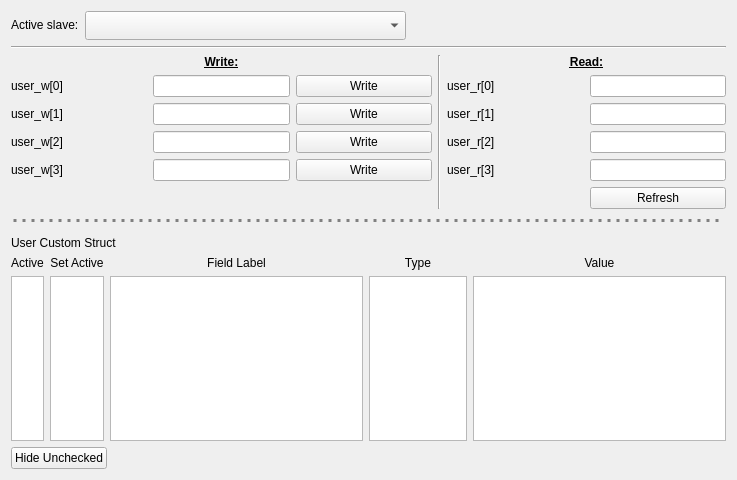
Above: ui/w_userrw.ui from johnbatzer18/biomech_flexsea-plan before the change. Below: the same form after it.
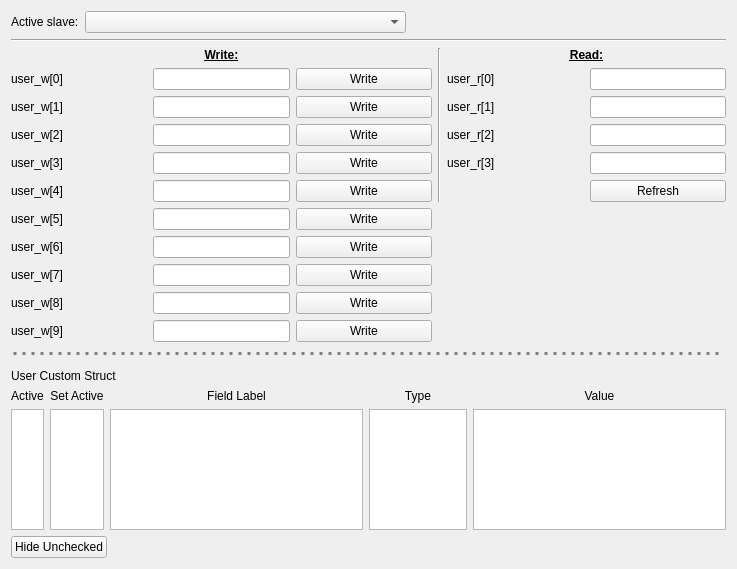
That is the form after the change.

Commit message: now have 10 user_w boxes. Adjusted custom state machine serial comms to not use float (unsure if that's what caused gui error).

The edit to the form file:
```diff
--- a/ui/w_userrw.ui
+++ b/ui/w_userrw.ui
@@ -7,7 +7,7 @@
     <x>0</x>
     <y>0</y>
     <width>737</width>
-    <height>480</height>
+    <height>569</height>
    </rect>
   </property>
   <property name="sizePolicy">
@@ -96,139 +96,8 @@
      <property name="orientation">
       <enum>Qt::Vertical</enum>
      </property>
-     <widget class="QWidget" name="">
-      <layout class="QGridLayout" name="gridLayout_5" rowstretch="0,0,0,0,0,0" columnstretch="0,0,0,0,0,0">
-       <item row="1" column="5">
-        <widget class="QLineEdit" name="r0">
-         <property name="sizePolicy">
-          <sizepolicy hsizetype="Expanding" vsizetype="Expanding">
-           <horstretch>0</horstretch>
-           <verstretch>0</verstretch>
-          </sizepolicy>
-         </property>
-         <property name="minimumSize">
-          <size>
-           <width>75</width>
-           <height>0</height>
-          </size>
-         </property>
-         <property name="maximumSize">
-          <size>
-           <width>16777215</width>
-           <height>16777215</height>
-          </size>
-         </property>
-         <property name="alignment">
-          <set>Qt::AlignRight|Qt::AlignTrailing|Qt::AlignVCenter</set>
-         </property>
-        </widget>
-       </item>
-       <item row="2" column="2">
-        <widget class="QPushButton" name="pushButton_w1">
-         <property name="sizePolicy">
-          <sizepolicy hsizetype="Expanding" vsizetype="Expanding">
-           <horstretch>0</horstretch>
-           <verstretch>0</verstretch>
-          </sizepolicy>
-         </property>
-         <property name="minimumSize">
-          <size>
-           <width>40</width>
-           <height>0</height>
-          </size>
-         </property>
-         <property name="maximumSize">
-          <size>
-           <width>16777215</width>
-           <height>16777215</height>
-          </size>
-         </property>
-         <property name="text">
-          <string>Write</string>
-         </property>
-        </widget>
-       </item>
-       <item row="4" column="0">
-        <widget class="QLabel" name="label_131">
-         <property name="sizePolicy">
-          <sizepolicy hsizetype="Expanding" vsizetype="Expanding">
-           <horstretch>0</horstretch>
-           <verstretch>0</verstretch>
-          </sizepolicy>
-         </property>
-         <property name="minimumSize">
-          <size>
-           <width>60</width>
-           <height>0</height>
-          </size>
-         </property>
-         <property name="maximumSize">
-          <size>
-           <width>16777215</width>
-           <height>16777215</height>
-          </size>
-         </property>
-         <property name="layoutDirection">
-          <enum>Qt::LeftToRight</enum>
-         </property>
-         <property name="text">
-          <string>user_w[3]</string>
-         </property>
-         <property name="alignment">
-          <set>Qt::AlignLeading|Qt::AlignLeft|Qt::AlignVCenter</set>
-         </property>
-        </widget>
-       </item>
-       <item row="2" column="1">
-        <widget class="QLineEdit" name="w1">
-         <property name="sizePolicy">
-          <sizepolicy hsizetype="Expanding" vsizetype="Expanding">
-           <horstretch>0</horstretch>
-           <verstretch>0</verstretch>
-          </sizepolicy>
-         </property>
-         <property name="minimumSize">
-          <size>
-           <width>75</width>
-           <height>0</height>
-          </size>
-         </property>
-         <property name="maximumSize">
-          <size>
-           <width>16777215</width>
-           <height>16777215</height>
-          </size>
-         </property>
-         <property name="alignment">
-          <set>Qt::AlignRight|Qt::AlignTrailing|Qt::AlignVCenter</set>
-         </property>
-        </widget>
-       </item>
-       <item row="4" column="2">
-        <widget class="QPushButton" name="pushButton_w3">
-         <property name="sizePolicy">
-          <sizepolicy hsizetype="Expanding" vsizetype="Expanding">
-           <horstretch>0</horstretch>
-           <verstretch>0</verstretch>
-          </sizepolicy>
-         </property>
-         <property name="minimumSize">
-          <size>
-           <width>40</width>
-           <height>0</height>
-          </size>
-         </property>
-         <property name="maximumSize">
-          <size>
-           <width>16777215</width>
-           <height>16777215</height>
-          </size>
-         </property>
-         <property name="text">
-          <string>Write</string>
-         </property>
-        </widget>
-       </item>
+     <widget class="QWidget" name="layoutWidget">
+      <layout class="QGridLayout" name="gridLayout_5" rowstretch="0,0,0,0,0,0,0,0,0,0,0" columnstretch="0,0,0,0,0,0">
        <item row="1" column="4">
         <widget class="QLabel" name="label_136">
          <property name="sizePolicy">
@@ -260,56 +129,6 @@
          </property>
         </widget>
        </item>
-       <item row="5" column="5">
-        <widget class="QPushButton" name="pushButton_refresh">
-         <property name="sizePolicy">
-          <sizepolicy hsizetype="Expanding" vsizetype="Expanding">
-           <horstretch>0</horstretch>
-           <verstretch>0</verstretch>
-          </sizepolicy>
-         </property>
-         <property name="maximumSize">
-          <size>
-           <width>16777215</width>
-           <height>16777215</height>
-          </size>
-         </property>
-         <property name="text">
-          <string>Refresh</string>
-         </property>
-        </widget>
-       </item>
-       <item row="3" column="4">
-        <widget class="QLabel" name="label_135">
-         <property name="sizePolicy">
-          <sizepolicy hsizetype="Expanding" vsizetype="Expanding">
-           <horstretch>0</horstretch>
-           <verstretch>0</verstretch>
-          </sizepolicy>
-         </property>
-         <property name="minimumSize">
-          <size>
-           <width>60</width>
-           <height>0</height>
-          </size>
-         </property>
-         <property name="maximumSize">
-          <size>
-           <width>16777215</width>
-           <height>16777215</height>
-          </size>
-         </property>
-         <property name="layoutDirection">
-          <enum>Qt::LeftToRight</enum>
-         </property>
-         <property name="text">
-          <string>user_r[2]</string>
-         </property>
-         <property name="alignment">
-          <set>Qt::AlignLeading|Qt::AlignLeft|Qt::AlignVCenter</set>
-         </property>
-        </widget>
-       </item>
        <item row="2" column="0">
         <widget class="QLabel" name="label_129">
          <property name="sizePolicy">
@@ -341,8 +160,8 @@
          </property>
         </widget>
        </item>
-       <item row="3" column="0">
-        <widget class="QLabel" name="label_130">
+       <item row="2" column="1">
+        <widget class="QLineEdit" name="w1">
          <property name="sizePolicy">
           <sizepolicy hsizetype="Expanding" vsizetype="Expanding">
            <horstretch>0</horstretch>
@@ -351,7 +170,7 @@
          </property>
          <property name="minimumSize">
           <size>
-           <width>60</width>
+           <width>75</width>
            <height>0</height>
           </size>
          </property>
@@ -361,14 +180,111 @@
            <height>16777215</height>
           </size>
          </property>
-         <property name="layoutDirection">
-          <enum>Qt::LeftToRight</enum>
+         <property name="alignment">
+          <set>Qt::AlignRight|Qt::AlignTrailing|Qt::AlignVCenter</set>
          </property>
+        </widget>
+       </item>
+       <item row="2" column="2">
+        <widget class="QPushButton" name="pushButton_w1">
+         <property name="sizePolicy">
+          <sizepolicy hsizetype="Expanding" vsizetype="Expanding">
+           <horstretch>0</horstretch>
+           <verstretch>0</verstretch>
+          </sizepolicy>
+         </property>
+         <property name="minimumSize">
+          <size>
+           <width>40</width>
+           <height>0</height>
+          </size>
+         </property>
+         <property name="maximumSize">
+          <size>
+           <width>16777215</width>
+           <height>16777215</height>
+          </size>
+         </property>
          <property name="text">
-          <string>user_w[2]</string>
+          <string>Write</string>
          </property>
+        </widget>
+       </item>
+       <item row="6" column="0">
+        <widget class="QLabel" name="label_8">
+         <property name="text">
+          <string>user_w[5]</string>
+         </property>
+        </widget>
+       </item>
+       <item row="3" column="1">
+        <widget class="QLineEdit" name="w2">
+         <property name="sizePolicy">
+          <sizepolicy hsizetype="Expanding" vsizetype="Expanding">
+           <horstretch>0</horstretch>
+           <verstretch>0</verstretch>
+          </sizepolicy>
+         </property>
+         <property name="minimumSize">
+          <size>
+           <width>75</width>
+           <height>0</height>
+          </size>
+         </property>
+         <property name="maximumSize">
+          <size>
+           <width>16777215</width>
+           <height>16777215</height>
+          </size>
+         </property>
          <property name="alignment">
-          <set>Qt::AlignLeading|Qt::AlignLeft|Qt::AlignVCenter</set>
+          <set>Qt::AlignRight|Qt::AlignTrailing|Qt::AlignVCenter</set>
+         </property>
+        </widget>
+       </item>
+       <item row="6" column="1">
+        <widget class="QLineEdit" name="w5">
+         <property name="alignment">
+          <set>Qt::AlignRight|Qt::AlignTrailing|Qt::AlignVCenter</set>
+         </property>
+        </widget>
+       </item>
+       <item row="6" column="2">
+        <widget class="QPushButton" name="pushButton_w5">
+         <property name="text">
+          <string>Write</string>
+         </property>
+        </widget>
+       </item>
+       <item row="3" column="5">
+        <widget class="QLineEdit" name="r2">
+         <property name="sizePolicy">
+          <sizepolicy hsizetype="Expanding" vsizetype="Expanding">
+           <horstretch>0</horstretch>
+           <verstretch>0</verstretch>
+          </sizepolicy>
+         </property>
+         <property name="minimumSize">
+          <size>
+           <width>75</width>
+           <height>0</height>
+          </size>
+         </property>
+         <property name="maximumSize">
+          <size>
+           <width>16777215</width>
+           <height>16777215</height>
+          </size>
+         </property>
+         <property name="alignment">
+          <set>Qt::AlignRight|Qt::AlignTrailing|Qt::AlignVCenter</set>
+         </property>
+        </widget>
+       </item>
+       <item row="7" column="0">
+        <widget class="QLabel" name="label_9">
+         <property name="text">
+          <string>user_w[6]</string>
          </property>
         </widget>
        </item>
@@ -403,84 +319,10 @@
          </property>
         </widget>
        </item>
-       <item row="4" column="4">
-        <widget class="QLabel" name="label_133">
-         <property name="sizePolicy">
-          <sizepolicy hsizetype="Expanding" vsizetype="Expanding">
-           <horstretch>0</horstretch>
-           <verstretch>0</verstretch>
-          </sizepolicy>
-         </property>
-         <property name="minimumSize">
-          <size>
-           <width>60</width>
-           <height>0</height>
-          </size>
-         </property>
-         <property name="maximumSize">
-          <size>
-           <width>16777215</width>
-           <height>16777215</height>
-          </size>
-         </property>
-         <property name="layoutDirection">
-          <enum>Qt::LeftToRight</enum>
-         </property>
+       <item row="8" column="0">
+        <widget class="QLabel" name="label_10">
          <property name="text">
-          <string>user_r[3]</string>
-         </property>
-         <property name="alignment">
-          <set>Qt::AlignLeading|Qt::AlignLeft|Qt::AlignVCenter</set>
-         </property>
-        </widget>
-       </item>
-       <item row="0" column="0" colspan="3">
-        <widget class="QLabel" name="label_128">
-         <property name="sizePolicy">
-          <sizepolicy hsizetype="Expanding" vsizetype="Expanding">
-           <horstretch>0</horstretch>
-           <verstretch>0</verstretch>
-          </sizepolicy>
-         </property>
-         <property name="minimumSize">
-          <size>
-           <width>60</width>
-           <height>0</height>
-          </size>
-         </property>
-         <property name="maximumSize">
-          <size>
-           <width>16777215</width>
-           <height>16777215</height>
-          </size>
-         </property>
-         <property name="text">
-          <string>&lt;html&gt;&lt;head/&gt;&lt;body&gt;&lt;p align=&quot;center&quot;&gt;&lt;span style=&quot; font-weight:600; text-decoration: underline;&quot;&gt;Write:&lt;/span&gt;&lt;/p&gt;&lt;/body&gt;&lt;/html&gt;</string>
-         </property>
-        </widget>
-       </item>
-       <item row="3" column="5">
-        <widget class="QLineEdit" name="r2">
-         <property name="sizePolicy">
-          <sizepolicy hsizetype="Expanding" vsizetype="Expanding">
-           <horstretch>0</horstretch>
-           <verstretch>0</verstretch>
-          </sizepolicy>
-         </property>
-         <property name="minimumSize">
-          <size>
-           <width>75</width>
-           <height>0</height>
-          </size>
-         </property>
-         <property name="maximumSize">
-          <size>
-           <width>16777215</width>
-           <height>16777215</height>
-          </size>
-         </property>
-         <property name="alignment">
-          <set>Qt::AlignRight|Qt::AlignTrailing|Qt::AlignVCenter</set>
+          <string>user_w[7]</string>
          </property>
         </widget>
        </item>
@@ -509,53 +351,29 @@
          </property>
         </widget>
        </item>
-       <item row="2" column="5">
-        <widget class="QLineEdit" name="r1">
+       <item row="5" column="5">
+        <widget class="QPushButton" name="pushButton_refresh">
          <property name="sizePolicy">
           <sizepolicy hsizetype="Expanding" vsizetype="Expanding">
            <horstretch>0</horstretch>
            <verstretch>0</verstretch>
           </sizepolicy>
          </property>
-         <property name="minimumSize">
-          <size>
-           <width>75</width>
-           <height>0</height>
-          </size>
-         </property>
          <property name="maximumSize">
           <size>
            <width>16777215</width>
            <height>16777215</height>
           </size>
          </property>
-         <property name="alignment">
-          <set>Qt::AlignRight|Qt::AlignTrailing|Qt::AlignVCenter</set>
+         <property name="text">
+          <string>Refresh</string>
          </property>
         </widget>
        </item>
-       <item row="3" column="1">
-        <widget class="QLineEdit" name="w2">
-         <property name="sizePolicy">
-          <sizepolicy hsizetype="Expanding" vsizetype="Expanding">
-           <horstretch>0</horstretch>
-           <verstretch>0</verstretch>
-          </sizepolicy>
-         </property>
-         <property name="minimumSize">
-          <size>
-           <width>75</width>
-           <height>0</height>
-          </size>
-         </property>
-         <property name="maximumSize">
-          <size>
-           <width>16777215</width>
-           <height>16777215</height>
-          </size>
-         </property>
-         <property name="alignment">
-          <set>Qt::AlignRight|Qt::AlignTrailing|Qt::AlignVCenter</set>
+       <item row="7" column="2">
+        <widget class="QPushButton" name="pushButton_w6">
+         <property name="text">
+          <string>Write</string>
          </property>
         </widget>
        </item>
@@ -584,8 +402,70 @@
          </property>
         </widget>
        </item>
-       <item row="1" column="1">
-        <widget class="QLineEdit" name="w0">
+       <item row="3" column="4">
+        <widget class="QLabel" name="label_135">
+         <property name="sizePolicy">
+          <sizepolicy hsizetype="Expanding" vsizetype="Expanding">
+           <horstretch>0</horstretch>
+           <verstretch>0</verstretch>
+          </sizepolicy>
+         </property>
+         <property name="minimumSize">
+          <size>
+           <width>60</width>
+           <height>0</height>
+          </size>
+         </property>
+         <property name="maximumSize">
+          <size>
+           <width>16777215</width>
+           <height>16777215</height>
+          </size>
+         </property>
+         <property name="layoutDirection">
+          <enum>Qt::LeftToRight</enum>
+         </property>
+         <property name="text">
+          <string>user_r[2]</string>
+         </property>
+         <property name="alignment">
+          <set>Qt::AlignLeading|Qt::AlignLeft|Qt::AlignVCenter</set>
+         </property>
+        </widget>
+       </item>
+       <item row="4" column="4">
+        <widget class="QLabel" name="label_133">
+         <property name="sizePolicy">
+          <sizepolicy hsizetype="Expanding" vsizetype="Expanding">
+           <horstretch>0</horstretch>
+           <verstretch>0</verstretch>
+          </sizepolicy>
+         </property>
+         <property name="minimumSize">
+          <size>
+           <width>60</width>
+           <height>0</height>
+          </size>
+         </property>
+         <property name="maximumSize">
+          <size>
+           <width>16777215</width>
+           <height>16777215</height>
+          </size>
+         </property>
+         <property name="layoutDirection">
+          <enum>Qt::LeftToRight</enum>
+         </property>
+         <property name="text">
+          <string>user_r[3]</string>
+         </property>
+         <property name="alignment">
+          <set>Qt::AlignLeading|Qt::AlignLeft|Qt::AlignVCenter</set>
+         </property>
+        </widget>
+       </item>
+       <item row="2" column="5">
+        <widget class="QLineEdit" name="r1">
          <property name="sizePolicy">
           <sizepolicy hsizetype="Expanding" vsizetype="Expanding">
            <horstretch>0</horstretch>
@@ -609,6 +489,13 @@
          </property>
         </widget>
        </item>
+       <item row="5" column="2">
+        <widget class="QPushButton" name="pushButton_w4">
+         <property name="text">
+          <string>Write</string>
+         </property>
+        </widget>
+       </item>
        <item row="4" column="1">
         <widget class="QLineEdit" name="w3">
          <property name="sizePolicy">
@@ -634,6 +521,31 @@
          </property>
         </widget>
        </item>
+       <item row="1" column="1">
+        <widget class="QLineEdit" name="w0">
+         <property name="sizePolicy">
+          <sizepolicy hsizetype="Expanding" vsizetype="Expanding">
+           <horstretch>0</horstretch>
+           <verstretch>0</verstretch>
+          </sizepolicy>
+         </property>
+         <property name="minimumSize">
+          <size>
+           <width>75</width>
+           <height>0</height>
+          </size>
+         </property>
+         <property name="maximumSize">
+          <size>
+           <width>16777215</width>
+           <height>16777215</height>
+          </size>
+         </property>
+         <property name="alignment">
+          <set>Qt::AlignRight|Qt::AlignTrailing|Qt::AlignVCenter</set>
+         </property>
+        </widget>
+       </item>
        <item row="4" column="5">
         <widget class="QLineEdit" name="r3">
          <property name="sizePolicy">
@@ -659,28 +571,10 @@
          </property>
         </widget>
        </item>
-       <item row="1" column="2">
-        <widget class="QPushButton" name="pushButton_w0">
-         <property name="sizePolicy">
-          <sizepolicy hsizetype="Expanding" vsizetype="Expanding">
-           <horstretch>0</horstretch>
-           <verstretch>0</verstretch>
-          </sizepolicy>
-         </property>
-         <property name="minimumSize">
-          <size>
-           <width>40</width>
-           <height>0</height>
-          </size>
-         </property>
-         <property name="maximumSize">
-          <size>
-           <width>16777215</width>
-           <height>16777215</height>
-          </size>
-         </property>
-         <property name="text">
-          <string>Write</string>
+       <item row="5" column="1">
+        <widget class="QLineEdit" name="w4">
+         <property name="alignment">
+          <set>Qt::AlignRight|Qt::AlignTrailing|Qt::AlignVCenter</set>
          </property>
         </widget>
        </item>
@@ -715,6 +609,133 @@
          </property>
         </widget>
        </item>
+       <item row="5" column="0">
+        <widget class="QLabel" name="label_7">
+         <property name="text">
+          <string>user_w[4]</string>
+         </property>
+        </widget>
+       </item>
+       <item row="9" column="0">
+        <widget class="QLabel" name="label_11">
+         <property name="text">
+          <string>user_w[8]</string>
+         </property>
+        </widget>
+       </item>
+       <item row="4" column="0">
+        <widget class="QLabel" name="label_131">
+         <property name="sizePolicy">
+          <sizepolicy hsizetype="Expanding" vsizetype="Expanding">
+           <horstretch>0</horstretch>
+           <verstretch>0</verstretch>
+          </sizepolicy>
+         </property>
+         <property name="minimumSize">
+          <size>
+           <width>60</width>
+           <height>0</height>
+          </size>
+         </property>
+         <property name="maximumSize">
+          <size>
+           <width>16777215</width>
+           <height>16777215</height>
+          </size>
+         </property>
+         <property name="layoutDirection">
+          <enum>Qt::LeftToRight</enum>
+         </property>
+         <property name="text">
+          <string>user_w[3]</string>
+         </property>
+         <property name="alignment">
+          <set>Qt::AlignLeading|Qt::AlignLeft|Qt::AlignVCenter</set>
+         </property>
+        </widget>
+       </item>
+       <item row="4" column="2">
+        <widget class="QPushButton" name="pushButton_w3">
+         <property name="sizePolicy">
+          <sizepolicy hsizetype="Expanding" vsizetype="Expanding">
+           <horstretch>0</horstretch>
+           <verstretch>0</verstretch>
+          </sizepolicy>
+         </property>
+         <property name="minimumSize">
+          <size>
+           <width>40</width>
+           <height>0</height>
+          </size>
+         </property>
+         <property name="maximumSize">
+          <size>
+           <width>16777215</width>
+           <height>16777215</height>
+          </size>
+         </property>
+         <property name="text">
+          <string>Write</string>
+         </property>
+        </widget>
+       </item>
+       <item row="7" column="1">
+        <widget class="QLineEdit" name="w6">
+         <property name="alignment">
+          <set>Qt::AlignRight|Qt::AlignTrailing|Qt::AlignVCenter</set>
+         </property>
+        </widget>
+       </item>
+       <item row="0" column="0" colspan="3">
+        <widget class="QLabel" name="label_128">
+         <property name="sizePolicy">
+          <sizepolicy hsizetype="Expanding" vsizetype="Expanding">
+           <horstretch>0</horstretch>
+           <verstretch>0</verstretch>
+          </sizepolicy>
+         </property>
+         <property name="minimumSize">
+          <size>
+           <width>60</width>
+           <height>0</height>
+          </size>
+         </property>
+         <property name="maximumSize">
+          <size>
+           <width>16777215</width>
+           <height>16777215</height>
+          </size>
+         </property>
+         <property name="text">
+          <string>&lt;html&gt;&lt;head/&gt;&lt;body&gt;&lt;p align=&quot;center&quot;&gt;&lt;span style=&quot; font-weight:600; text-decoration: underline;&quot;&gt;Write:&lt;/span&gt;&lt;/p&gt;&lt;/body&gt;&lt;/html&gt;</string>
+         </property>
+        </widget>
+       </item>
+       <item row="1" column="5">
+        <widget class="QLineEdit" name="r0">
+         <property name="sizePolicy">
+          <sizepolicy hsizetype="Expanding" vsizetype="Expanding">
+           <horstretch>0</horstretch>
+           <verstretch>0</verstretch>
+          </sizepolicy>
+         </property>
+         <property name="minimumSize">
+          <size>
+           <width>75</width>
+           <height>0</height>
+          </size>
+         </property>
+         <property name="maximumSize">
+          <size>
+           <width>16777215</width>
+           <height>16777215</height>
+          </size>
+         </property>
+         <property name="alignment">
+          <set>Qt::AlignRight|Qt::AlignTrailing|Qt::AlignVCenter</set>
+         </property>
+        </widget>
+       </item>
        <item row="0" column="3" rowspan="6">
         <widget class="Line" name="line">
          <property name="orientation">
@@ -722,9 +743,114 @@
          </property>
         </widget>
        </item>
+       <item row="1" column="2">
+        <widget class="QPushButton" name="pushButton_w0">
+         <property name="sizePolicy">
+          <sizepolicy hsizetype="Expanding" vsizetype="Expanding">
+           <horstretch>0</horstretch>
+           <verstretch>0</verstretch>
+          </sizepolicy>
+         </property>
+         <property name="minimumSize">
+          <size>
+           <width>40</width>
+           <height>0</height>
+          </size>
+         </property>
+         <property name="maximumSize">
+          <size>
+           <width>16777215</width>
+           <height>16777215</height>
+          </size>
+         </property>
+         <property name="text">
+          <string>Write</string>
+         </property>
+        </widget>
+       </item>
+       <item row="3" column="0">
+        <widget class="QLabel" name="label_130">
+         <property name="sizePolicy">
+          <sizepolicy hsizetype="Expanding" vsizetype="Expanding">
+           <horstretch>0</horstretch>
+           <verstretch>0</verstretch>
+          </sizepolicy>
+         </property>
+         <property name="minimumSize">
+          <size>
+           <width>60</width>
+           <height>0</height>
+          </size>
+         </property>
+         <property name="maximumSize">
+          <size>
+           <width>16777215</width>
+           <height>16777215</height>
+          </size>
+         </property>
+         <property name="layoutDirection">
+          <enum>Qt::LeftToRight</enum>
+         </property>
+         <property name="text">
+          <string>user_w[2]</string>
+         </property>
+         <property name="alignment">
+          <set>Qt::AlignLeading|Qt::AlignLeft|Qt::AlignVCenter</set>
+         </property>
+        </widget>
+       </item>
+       <item row="10" column="0">
+        <widget class="QLabel" name="label_12">
+         <property name="text">
+          <string>user_w[9]</string>
+         </property>
+        </widget>
+       </item>
+       <item row="8" column="1">
+        <widget class="QLineEdit" name="w7">
+         <property name="alignment">
+          <set>Qt::AlignRight|Qt::AlignTrailing|Qt::AlignVCenter</set>
+         </property>
+        </widget>
+       </item>
+       <item row="9" column="1">
+        <widget class="QLineEdit" name="w8">
+         <property name="alignment">
+          <set>Qt::AlignRight|Qt::AlignTrailing|Qt::AlignVCenter</set>
+         </property>
+        </widget>
+       </item>
+       <item row="10" column="1">
+        <widget class="QLineEdit" name="w9">
+         <property name="alignment">
+          <set>Qt::AlignRight|Qt::AlignTrailing|Qt::AlignVCenter</set>
+         </property>
+        </widget>
+       </item>
+       <item row="8" column="2">
+        <widget class="QPushButton" name="pushButton_w7">
+         <property name="text">
+          <string>Write</string>
+         </property>
+        </widget>
+       </item>
+       <item row="9" column="2">
+        <widget class="QPushButton" name="pushButton_w8">
+         <property name="text">
+          <string>Write</string>
+         </property>
+        </widget>
+       </item>
+       <item row="10" column="2">
+        <widget class="QPushButton" name="pushButton_w9">
+         <property name="text">
+          <string>Write</string>
+         </property>
+        </widget>
+       </item>
       </layout>
      </widget>
-     <widget class="QWidget" name="">
+     <widget class="QWidget" name="layoutWidget">
       <layout class="QVBoxLayout" name="verticalLayout_2">
        <item>
         <layout class="QHBoxLayout" name="userCustomStructTitleHorLayout">
```
The commit also changes 3 other files.
